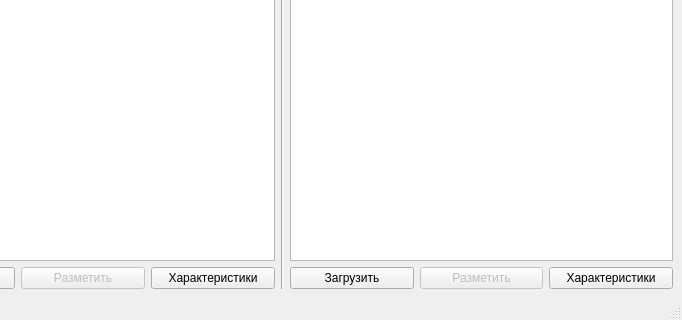
This is MainWindow.ui in parchoc/scanstep as Qt 5 draws it before an edit; both pictures show x 118 to 800 and y 280 to 600 of the 800 by 600 pixel window. The edited form follows.
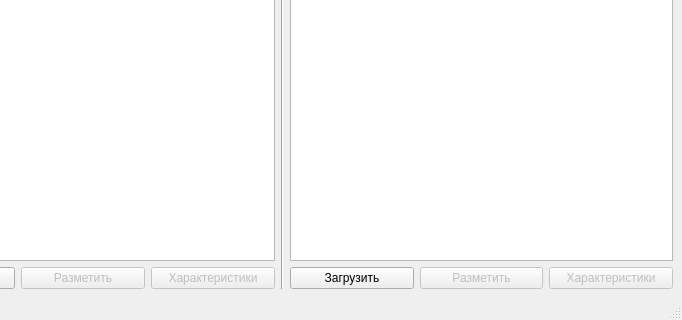
This is the edited form.

Commit message: added new project menu action

What changed in the file:
```diff
--- a/MainWindow.ui
+++ b/MainWindow.ui
@@ -51,6 +51,9 @@
         </item>
         <item>
          <widget class="QPushButton" name="leftParametersButton">
+          <property name="enabled">
+           <bool>false</bool>
+          </property>
           <property name="text">
            <string>Характеристики</string>
           </property>
@@ -103,6 +106,9 @@
         </item>
         <item>
          <widget class="QPushButton" name="rightParametersButton">
+          <property name="enabled">
+           <bool>false</bool>
+          </property>
           <property name="text">
            <string>Характеристики</string>
           </property>
```
Left out of the diff: 7 changed lines with no effect on the pictures. The commit also changes 2 other files.
